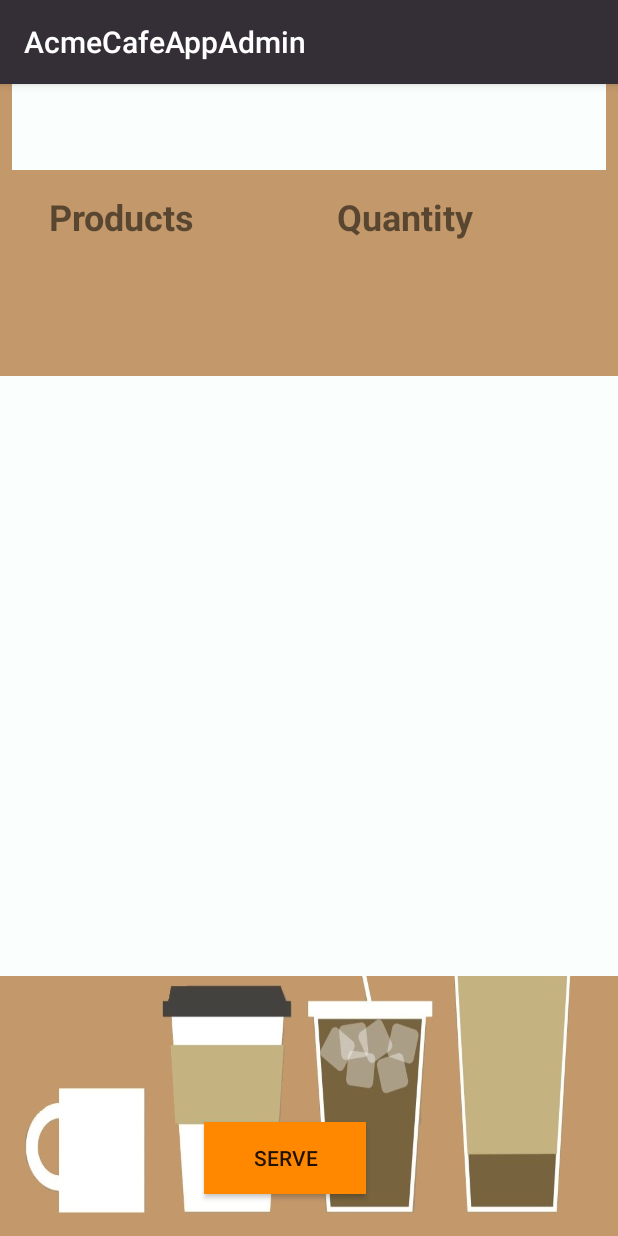
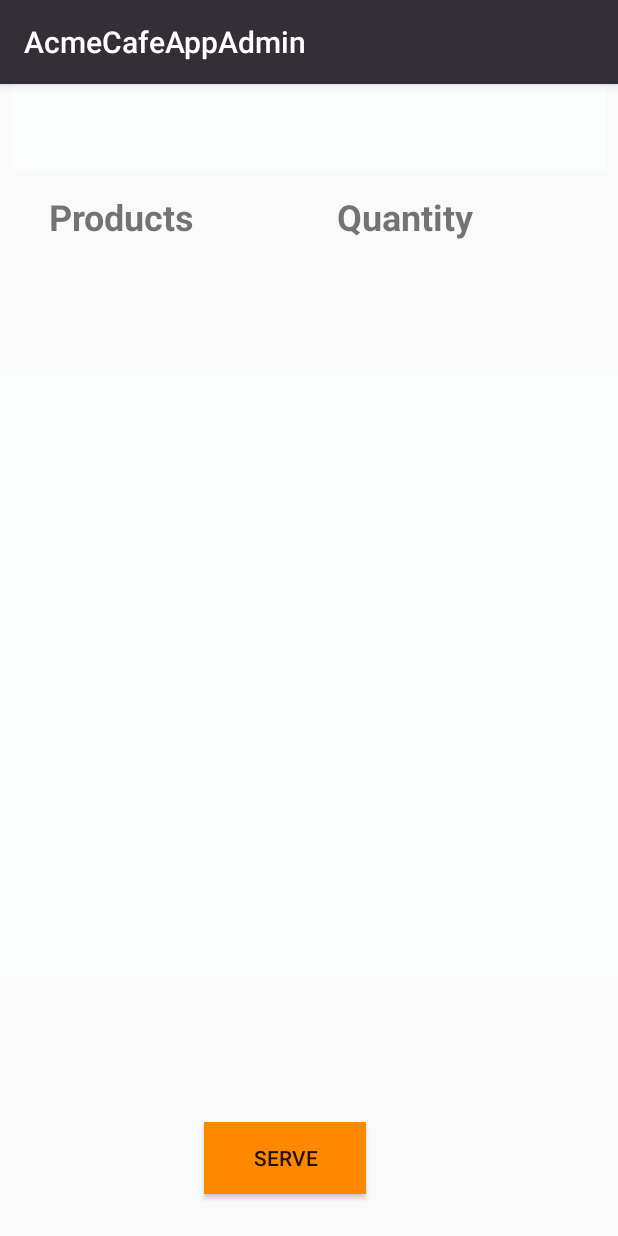
Before and after one commit to bfrcoelho/AcmeCafeAppAdmin, an Android app: the SelectedRequestActivity screen opened directly, with no data from a screen before it, on a phone screen of 412 x 824 dp. Run offline under Robolectric (Android 15) with nearby library versions, the phone set to English and light mode, and no system bars; our stand-ins replace Firebase (no records; nobody signed in at launch, a user with empty details on screens opened directly); 1 statement that could not run was skipped.

Commit message:
tirar background

```diff
--- a/app/src/main/res/layout/activity_selected_request.xml
+++ b/app/src/main/res/layout/activity_selected_request.xml
@@ -4,7 +4,6 @@
     xmlns:tools="http://schemas.android.com/tools"
     android:layout_width="match_parent"
     android:layout_height="match_parent"
-    android:background="@drawable/c544b11266881ad60ed1c26974fd6f661"
     tools:context="com.example.acmecafe.acmecafeappadmin.SelectedRequestActivity">
 
 
```
